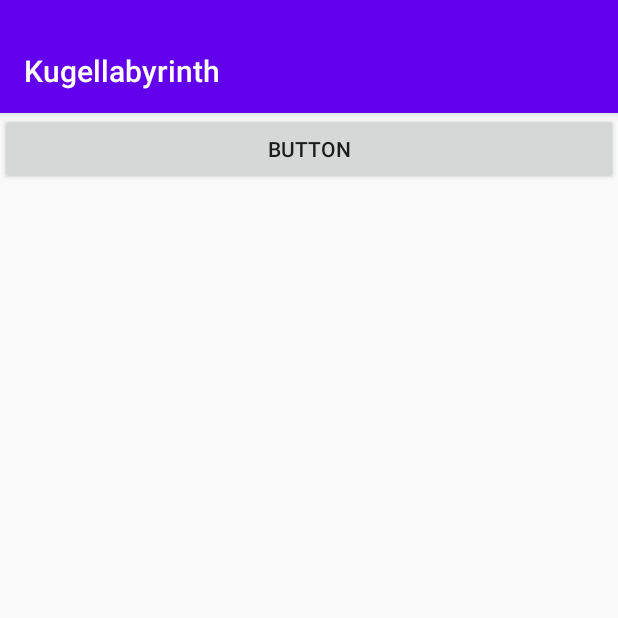
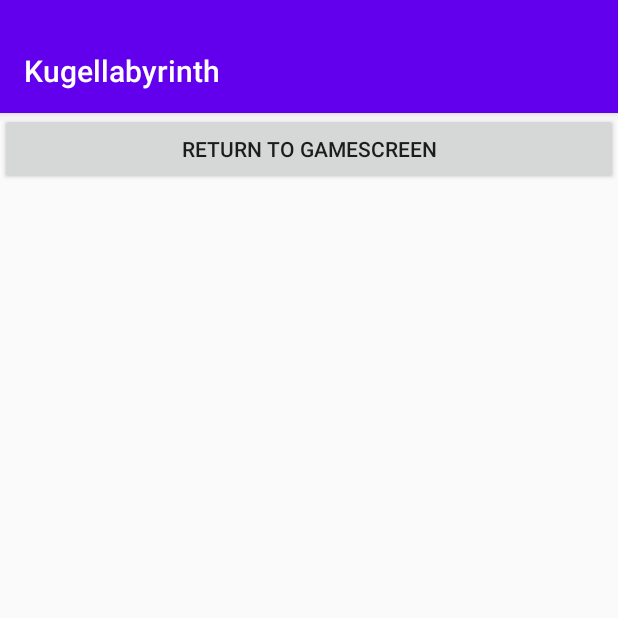
Before and after one commit to TechPiranja/Kugellabyrinth, an Android app: the ScoreboardActivity screen opened directly, with no data from a screen before it, on a phone screen of 412 x 824 dp, the top half of it. Run offline under Robolectric (Android 15) with nearby library versions, the phone set to English and light mode, and no system bars.

Commit message:
player is now a circle, also fixed button text

```diff
--- a/app/src/main/res/layout/activity_scoreboard.xml
+++ b/app/src/main/res/layout/activity_scoreboard.xml
@@ -28,7 +28,7 @@
             android:id="@+id/button"
             android:layout_width="match_parent"
             android:layout_height="wrap_content"
-            android:text="Button" />
+            android:text="Return to Gamescreen" />
         <ListView
             android:id="@+id/scoreListView"
             android:layout_width="match_parent"
```
Also changed, not shown: app/src/main/java/com/example/kugellabyrinth/GameView.java (+6 -1 lines).
